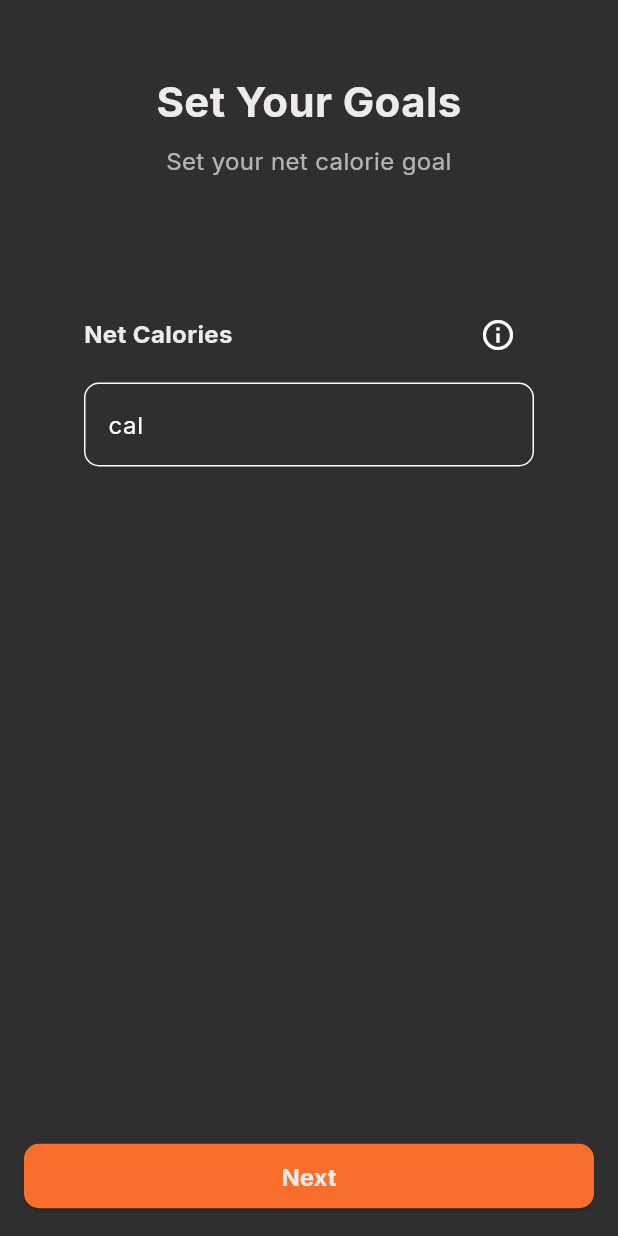
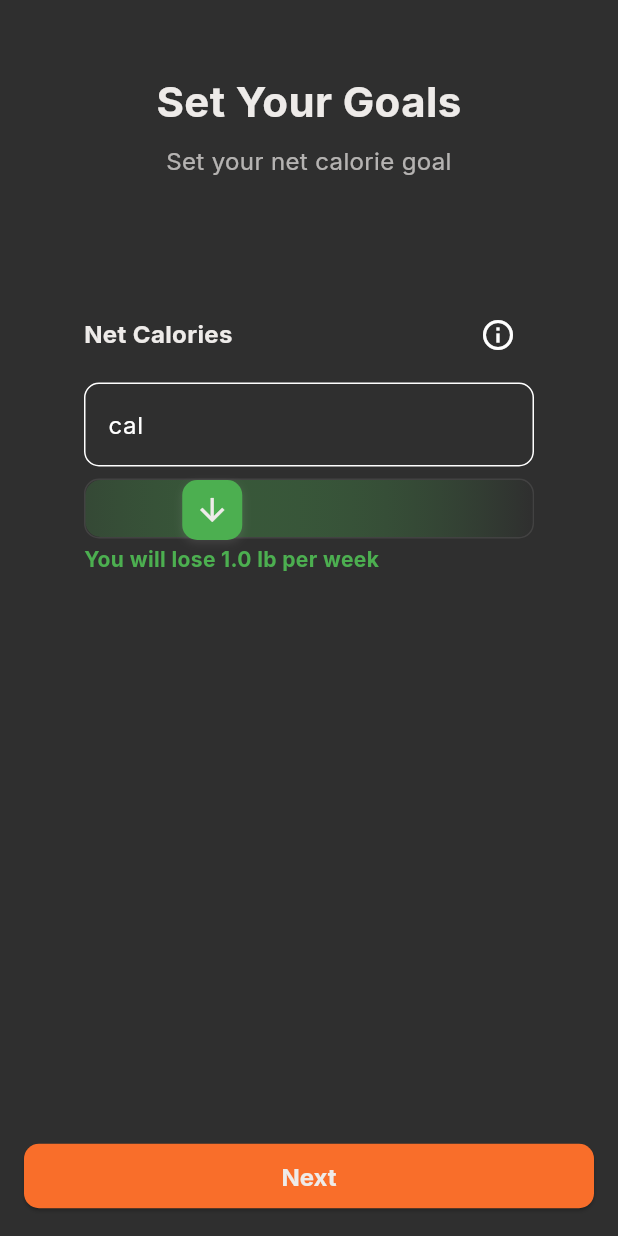
Before and after one commit to Adrian-Piwin/FitXP, a Flutter app: the FitnessGoalsPage widget shown alone on an empty page, opened directly with empty values, after a tap on "Next", on a phone screen of 412 x 824 dp. Run offline on Flutter 3.47's test engine with Material 3 defaults, Android fonts, the phone set to English and light mode, and no system bars; our stand-ins replace cloud_firestore, firebase_auth, firebase_core, fl_chart, flutter_dotenv, font_awesome_flutter and 7 more; missing offline and left inert: health, superwallkit_flutter; accounts and stored records are empty; generated files the repository leaves out were written again.

Commit message:
Make an animation to repersent net calories

```diff
--- a/lib/pages/onboarding/fitness_goals_page.dart
+++ b/lib/pages/onboarding/fitness_goals_page.dart
@@ -99,8 +99,11 @@ class _FitnessGoalsPageState extends State<FitnessGoalsPage> {
   }
 
   void _initializeGoals() {
+    // Set net calories to default from health definitions if not provided
     _netCalories = _goals[HealthItemType.netCalories] ?? HealthItemDefinitions.netCalories.defaultGoal;
-    _proteinGoal = _goals[HealthItemType.proteinIntake] ?? widget.weight;
+    // Set protein goal to 1g per lb of body weight (convert kg to lb if needed)
+    final bodyWeightInLbs = _useMetricWeight ? widget.weight * 2.20462 : widget.weight;
+    _proteinGoal = _goals[HealthItemType.proteinIntake] ?? bodyWeightInLbs;
     _weightGoal = _goals[HealthItemType.weight] ?? widget.weight;
     _bodyFatGoal = _goals[HealthItemType.bodyFatPercentage] ?? widget.bodyFat ?? HealthItemDefinitions.bodyFat.defaultGoal;
   }
@@ -329,7 +332,7 @@ class _FitnessGoalsPageState extends State<FitnessGoalsPage> {
                   builder: (context) => AlertDialog(
                     title: const Text('Net Calories'),
                     content: const Text(
-                      'This is your daily calorie goal. A negative value means you want to lose weight.',
+                      'This is your daily calorie goal. A negative value means you want to lose weight, positive means gain weight, and 0 means maintain weight.',
                     ),
                     actions: [
                       TextButton(
@@ -354,15 +357,27 @@ class _FitnessGoalsPageState extends State<FitnessGoalsPage> {
             ),
           ),
           onChanged: (text) {
+            if (text.isEmpty) {
+              setState(() {
+                _goals[HealthItemType.netCalories] = 0.0;
+                _netCalories = 0.0;
+                _updateGoals();
+              });
+              return;
+            }
+
             final value = int.tryParse(text);
             if (value != null) {
               setState(() {
                 _goals[HealthItemType.netCalories] = value.toDouble();
+                _netCalories = value.toDouble();
                 _updateGoals();
               });
             }
           },
         ),
+        const SizedBox(height: PaddingSizes.medium),
+        _buildWeightChangeVisualization(),
       ],
     );
   }
@@ -423,6 +438,15 @@ class _FitnessGoalsPageState extends State<FitnessGoalsPage> {
               });
             }
           },
+        ),
+        const SizedBox(height: PaddingSizes.small),
+        const Text(
+          'The recommended amount of daily protein is 1g per 1lb of body weight',
+          style: TextStyle(
+            fontSize: 14,
+            color: CoreColors.textColor,
+            fontStyle: FontStyle.italic,
+          ),
         ),
       ],
     );
@@ -565,69 +589,6 @@ class _FitnessGoalsPageState extends State<FitnessGoalsPage> {
     );
   }
 
-  Widget _buildGoalCard(
-    String title,
-    String value,
-    Function(double)? onChanged, {
-    bool isEditable = true,
-    bool infoIcon = false,
-    VoidCallback? onInfoPressed,
-  }) {
-    return Column(
-      crossAxisAlignment: CrossAxisAlignment.start,
-      children: [
-        Row(
-          mainAxisAlignment: MainAxisAlignment.spaceBetween,
-          children: [
-            Text(
-              title,
-              style: const TextStyle(
-                fontSize: 16,
-                fontWeight: FontWeight.bold,
-                color: CoreColors.textColor,
-              ),
-            ),
-            if (infoIcon)
-              IconButton(
-                icon: const Icon(
-                  Icons.info_outline,
-                  size: 20,
-                ),
-                onPressed: onInfoPressed,
-                padding: EdgeInsets.zero,
-                constraints: const BoxConstraints(),
-              ),
-          ],
-        ),
-        const SizedBox(height: PaddingSizes.medium),
-        if (isEditable)
-          TextField(
-            keyboardType: TextInputType.number,
-            decoration: InputDecoration(
-              hintText: value,
-              border: OutlineInputBorder(
-                borderRadius: BorderRadius.circular(BorderRadiusSizes.medium),
-              ),
-            ),
-            onChanged: (text) {
-              final value = double.tryParse(text);
-              if (value != null && onChanged != null) {
-                onChanged(value);
-              }
-            },
-          )
-        else
-          Text(
-            value,
-            style: const TextStyle(
-              fontSize: 16,
-              color: CoreColors.textColor,
-            ),
-          ),
-      ],
-    );
-  }
-
   double _calculateRestingCalories() {
     // Mifflin-St Jeor Equation
     final weight = widget.weight;
@@ -711,4 +672,106 @@ class _FitnessGoalsPageState extends State<FitnessGoalsPage> {
       ),
     );
   }
+
+  Widget _buildWeightChangeVisualization() {
+    final weeklyChange = (_netCalories * 7) / 3500; // 3500 calories = 1 lb
+    final isGaining = weeklyChange > 0;
+    final isMaintaining = weeklyChange == 0;
+    final changeText = weeklyChange.abs().toStringAsFixed(1);
+
+    // Map net calories (-1000 to 1000) to position (0 to 1)
+    final position = _netCalories.clamp(-1000.0, 1000.0) / 2000.0 + 0.5;
+
+    return Column(
+      crossAxisAlignment: CrossAxisAlignment.start,
+      children: [
+        Container(
+          height: 40,
+          decoration: BoxDecoration(
+            color: CoreColors.backgroundColor,
+            borderRadius: BorderRadius.circular(BorderRadiusSizes.medium),
+            border: Border.all(
+              color: CoreColors.textColor.withOpacity(0.1),
+            ),
+          ),
+          child: LayoutBuilder(
+            builder: (context, constraints) {
+              final containerWidth = constraints.maxWidth;
+              final indicatorWidth = 40.0;
+              final availableWidth = containerWidth - indicatorWidth;
+              final left = position * availableWidth;
+
+              return Stack(
+                clipBehavior: Clip.none,
+                children: [
+                  // Background gradient
+                  AnimatedContainer(
+                    duration: const Duration(milliseconds: 300),
+                    curve: Curves.easeInOut,
+                    decoration: BoxDecoration(
+                      gradient: LinearGradient(
+                        colors: [
+                          isMaintaining
+                            ? CoreColors.coreOrange.withOpacity(0.2)
+                            : (isGaining ? Colors.red.withOpacity(0.2) : Colors.green.withOpacity(0.2)),
+                          CoreColors.backgroundColor,
+                        ],
+                        begin: Alignment.centerLeft,
+                        end: Alignment.centerRight,
+                      ),
+                      borderRadius: BorderRadius.circular(BorderRadiusSizes.medium),
+                    ),
+                  ),
+                  // Indicator
+                  AnimatedPositioned(
+                    duration: const Duration(milliseconds: 300),
+                    curve: Curves.easeInOut,
+                    left: left,
+                    child: Container(
+                      width: indicatorWidth,
+                      height: 40,
+                      decoration: BoxDecoration(
+                        color: isMaintaining
+                          ? CoreColors.coreOrange
+                          : (isGaining ? Colors.red : Colors.green),
+                        borderRadius: BorderRadius.circular(BorderRadiusSizes.medium),
+                        boxShadow: [
+                          BoxShadow(
+                            color: CoreColors.textColor.withOpacity(0.1),
+                            blurRadius: 4,
+                            offset: const Offset(0, 2),
+                          ),
+                        ],
+                      ),
+                      child: Center(
+                        child: Icon(
+                          isMaintaining
+                            ? Icons.horizontal_rule
+                            : (isGaining ? Icons.arrow_upward : Icons.arrow_downward),
+                          color: CoreColors.textColor,
+                        ),
+                      ),
+                    ),
+                  ),
+                ],
+              );
+            },
+          ),
+        ),
+        const SizedBox(height: PaddingSizes.small),
+        Text(
+          isMaintaining
+            ? 'You will maintain your current weight'
+            : 'You will ${isGaining ? 'gain' : 'lose'} $changeText lb per week',
+          style: TextStyle(
+            fontSize: 14,
+            color: isMaintaining
+              ? CoreColors.coreOrange
+              : (isGaining ? Colors.red : Colors.green),
+            fontWeight: FontWeight.bold,
+          ),
+        ),
+      ],
+    );
+  }
 }
```
